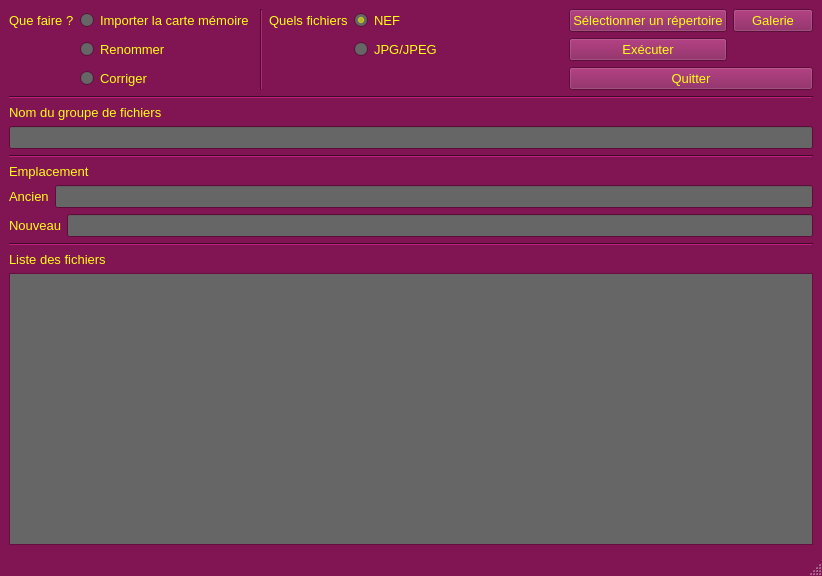
Above: interface2.ui from ca-pos/renommage_photos_ui before the change. Below: the same form after it.
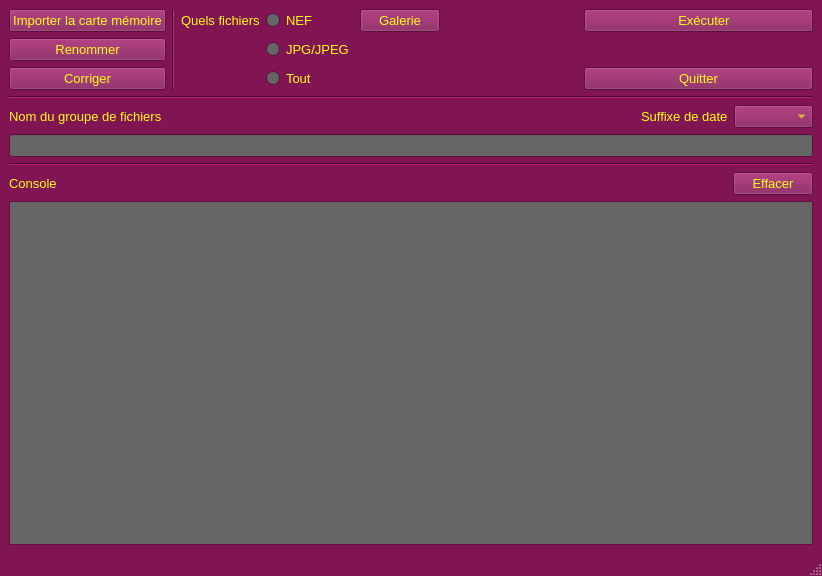
That is the form after the change.

Commit message: interface rewritten. task radiobuttons replaced with pushbutton, select directory button suppressed, directory selection included in prepare_task (common to all tasks), default type buttons set according to the content of the selected folder

What changed in the file:
```diff
--- a/interface2.ui
+++ b/interface2.ui
@@ -589,18 +589,11 @@
      </disabled>
     </palette>
    </property>
-   <layout class="QVBoxLayout" name="verticalLayout_3">
-    <item>
+   <layout class="QGridLayout" name="gridLayout_2">
+    <item row="0" column="0">
      <layout class="QGridLayout" name="gridLayout">
       <item row="0" column="0">
-       <widget class="QLabel" name="lbl_tache">
-        <property name="text">
-         <string>Que faire ?</string>
-        </property>
-       </widget>
-      </item>
-      <item row="0" column="1">
-       <widget class="QRadioButton" name="rb_initial_sort">
+       <widget class="QPushButton" name="btn_import">
         <property name="text">
          <string>Importer la carte mémoire</string>
         </property>
@@ -612,62 +605,62 @@
         </property>
        </widget>
       </item>
-      <item row="0" column="2" rowspan="3">
+      <item row="0" column="1" rowspan="3">
        <widget class="Line" name="line">
         <property name="orientation">
          <enum>Qt::Orientation::Vertical</enum>
         </property>
        </widget>
       </item>
-      <item row="0" column="3" colspan="2">
+      <item row="0" column="2" colspan="2">
        <widget class="QLabel" name="lbl_type_of_files">
         <property name="text">
          <string>Quels fichiers</string>
         </property>
        </widget>
       </item>
-      <item row="0" column="5">
+      <item row="0" column="4">
        <widget class="QRadioButton" name="rb_nef">
         <property name="text">
          <string>NEF</string>
         </property>
         <property name="checked">
-         <bool>true</bool>
+         <bool>false</bool>
         </property>
         <property name="autoExclusive">
          <bool>false</bool>
         </property>
        </widget>
       </item>
-      <item row="0" column="7">
-       <widget class="QPushButton" name="btn_select">
-        <property name="text">
-         <string>Sélectionner un répertoire</string>
-        </property>
-       </widget>
-      </item>
-      <item row="0" column="8">
+      <item row="0" column="5">
        <widget class="QPushButton" name="btn_gallery">
         <property name="text">
          <string>Galerie</string>
         </property>
        </widget>
       </item>
-      <item row="1" column="0" rowspan="2">
-       <spacer name="verticalSpacer">
+      <item row="0" column="6">
+       <spacer name="horizontalSpacer_3">
         <property name="orientation">
-         <enum>Qt::Orientation::Vertical</enum>
+         <enum>Qt::Orientation::Horizontal</enum>
         </property>
         <property name="sizeHint" stdset="0">
          <size>
-          <width>20</width>
-          <height>49</height>
+          <width>40</width>
+          <height>20</height>
          </size>
         </property>
        </spacer>
       </item>
-      <item row="1" column="1">
-       <widget class="QRadioButton" name="rb_rename">
+      <item row="0" column="7">
+       <widget class="QPushButton" name="btn_exec">
+        <property name="text">
+         <string>                         Exécuter                      </string>
+        </property>
+       </widget>
+      </item>
+      <item row="1" column="0">
+       <widget class="QPushButton" name="btn_rename">
         <property name="text">
          <string>Renommer</string>
         </property>
@@ -679,7 +672,7 @@
         </property>
        </widget>
       </item>
-      <item row="1" column="4" rowspan="2">
+      <item row="1" column="3" rowspan="2">
        <spacer name="verticalSpacer_2">
         <property name="orientation">
          <enum>Qt::Orientation::Vertical</enum>
@@ -692,7 +685,7 @@
         </property>
        </spacer>
       </item>
-      <item row="1" column="5">
+      <item row="1" column="4">
        <widget class="QRadioButton" name="rb_jpg">
         <property name="text">
          <string>JPG/JPEG</string>
@@ -705,7 +698,7 @@
         </property>
        </widget>
       </item>
-      <item row="1" column="6">
+      <item row="1" column="5" colspan="2">
        <spacer name="horizontalSpacer_4">
         <property name="orientation">
          <enum>Qt::Orientation::Horizontal</enum>
@@ -718,15 +711,8 @@
         </property>
        </spacer>
       </item>
-      <item row="1" column="7">
-       <widget class="QPushButton" name="btn_exec">
-        <property name="text">
-         <string>Exécuter</string>
-        </property>
-       </widget>
-      </item>
-      <item row="2" column="1">
-       <widget class="QRadioButton" name="rb_correct">
+      <item row="2" column="0">
+       <widget class="QPushButton" name="btn_correct">
         <property name="text">
          <string>Corriger</string>
         </property>
@@ -735,100 +721,124 @@
         </property>
        </widget>
       </item>
-      <item row="2" column="7" colspan="2">
+      <item row="2" column="4">
+       <widget class="QRadioButton" name="rb_all">
+        <property name="text">
+         <string>Tout</string>
+        </property>
+        <property name="autoExclusive">
+         <bool>false</bool>
+        </property>
+       </widget>
+      </item>
+      <item row="2" column="7">
        <widget class="QPushButton" name="btn_quit">
         <property name="text">
          <string>Quitter</string>
         </property>
        </widget>
       </item>
-      <item row="3" column="0" colspan="9">
-       <widget class="Line" name="line_2">
-        <property name="orientation">
-         <enum>Qt::Orientation::Horizontal</enum>
-        </property>
-       </widget>
-      </item>
      </layout>
     </item>
-    <item>
-     <layout class="QVBoxLayout" name="verticalLayout_2">
+    <item row="1" column="0">
+     <widget class="Line" name="line_2">
+      <property name="orientation">
+       <enum>Qt::Orientation::Horizontal</enum>
+      </property>
+     </widget>
+    </item>
+    <item row="2" column="0">
+     <layout class="QVBoxLayout" name="verticalLayout">
       <item>
-       <widget class="QLabel" name="lbl_group_name">
-        <property name="text">
-         <string>Nom du groupe de fichiers</string>
-        </property>
-       </widget>
+       <layout class="QHBoxLayout" name="horizontalLayout">
+        <item>
+         <widget class="QLabel" name="lbl_group_name">
+          <property name="text">
+           <string>Nom du groupe de fichiers</string>
+          </property>
+          <property name="buddy">
+           <cstring>edt_gname</cstring>
+          </property>
+         </widget>
+        </item>
+        <item>
+         <spacer name="horizontalSpacer_2">
+          <property name="orientation">
+           <enum>Qt::Orientation::Horizontal</enum>
+          </property>
+          <property name="sizeHint" stdset="0">
+           <size>
+            <width>358</width>
+            <height>20</height>
+           </size>
+          </property>
+         </spacer>
+        </item>
+        <item>
+         <widget class="QLabel" name="lbl_date_suffix">
+          <property name="text">
+           <string>Suffixe de date</string>
+          </property>
+          <property name="buddy">
+           <cstring>cbx_date_suffix</cstring>
+          </property>
+         </widget>
+        </item>
+        <item>
+         <widget class="QComboBox" name="cbx_date_suffix">
+          <property name="currentText">
+           <string/>
+          </property>
+         </widget>
+        </item>
+       </layout>
       </item>
       <item>
        <widget class="QLineEdit" name="edt_gname"/>
       </item>
      </layout>
     </item>
-    <item>
-     <widget class="Line" name="line_3">
-      <property name="orientation">
-       <enum>Qt::Orientation::Horizontal</enum>
-      </property>
-     </widget>
-    </item>
-    <item>
-     <layout class="QGridLayout" name="gridLayout_2">
-      <item row="0" column="0" colspan="3">
-       <widget class="QLabel" name="lbl_old_new_names">
-        <property name="text">
-         <string>Emplacement</string>
-        </property>
-       </widget>
-      </item>
-      <item row="1" column="0">
-       <widget class="QLabel" name="lbl_old_name">
-        <property name="text">
-         <string>Ancien</string>
-        </property>
-       </widget>
-      </item>
-      <item row="1" column="1" colspan="2">
-       <widget class="QLineEdit" name="txt_old_name">
-        <property name="readOnly">
-         <bool>true</bool>
-        </property>
-       </widget>
-      </item>
-      <item row="2" column="0" colspan="2">
-       <widget class="QLabel" name="lbl_new_name">
-        <property name="text">
-         <string>Nouveau</string>
-        </property>
-       </widget>
-      </item>
-      <item row="2" column="2">
-       <widget class="QLineEdit" name="txt_new_name">
-        <property name="readOnly">
-         <bool>true</bool>
-        </property>
-       </widget>
-      </item>
-     </layout>
-    </item>
-    <item>
+    <item row="3" column="0">
      <widget class="Line" name="line_4">
       <property name="orientation">
        <enum>Qt::Orientation::Horizontal</enum>
       </property>
      </widget>
     </item>
-    <item>
-     <layout class="QVBoxLayout" name="verticalLayout">
-      <item>
+    <item row="4" column="0">
+     <layout class="QGridLayout" name="gridLayout_3">
+      <item row="0" column="0">
        <widget class="QLabel" name="lbl_list_of_files">
         <property name="text">
-         <string>Liste des fichiers</string>
+         <string>Console</string>
         </property>
+        <property name="buddy">
+         <cstring>console</cstring>
+        </property>
        </widget>
       </item>
-      <item>
-       <widget class="QListWidget" name="lst_files"/>
+      <item row="0" column="1">
+       <spacer name="horizontalSpacer">
+        <property name="orientation">
+         <enum>Qt::Orientation::Horizontal</enum>
+        </property>
+        <property name="sizeHint" stdset="0">
+         <size>
+          <width>40</width>
+          <height>20</height>
+         </size>
+        </property>
+       </spacer>
+      </item>
+      <item row="0" column="2">
+       <widget class="QPushButton" name="btn_clear_output">
+        <property name="text">
+         <string>Effacer</string>
+        </property>
+       </widget>
+      </item>
+      <item row="1" column="0" colspan="3">
+       <widget class="QListWidget" name="console"/>
       </item>
      </layout>
     </item>
```
The commit also changes 2 other files.
